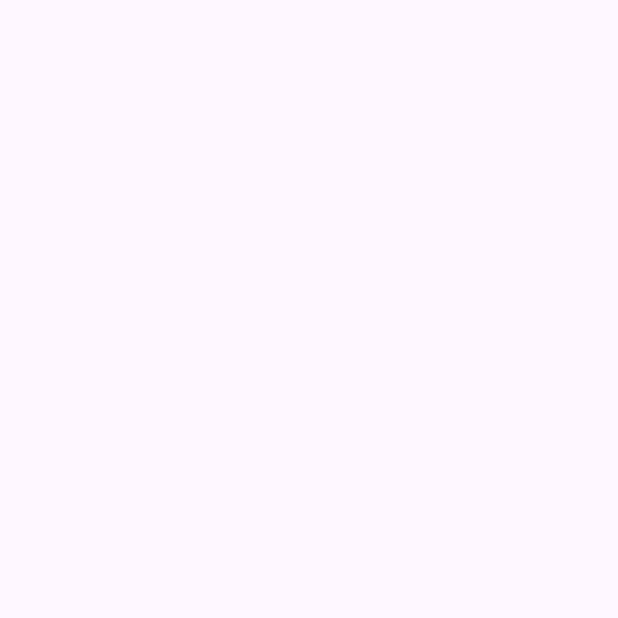
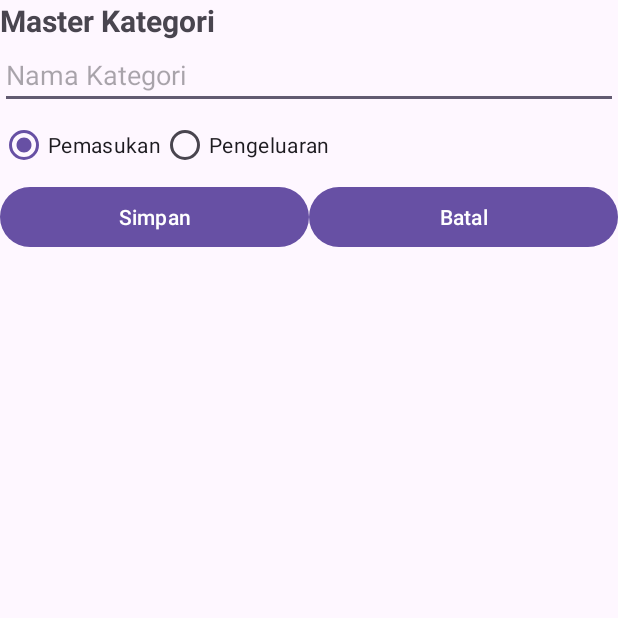
Before and after one commit to FelixVal05/Dompetku_C14240190, an Android app: the KategoriActivity screen opened directly, with no data from a screen before it, on a phone screen of 412 x 824 dp, the top half of it. Before the commit the part shown is empty. Run offline under Robolectric (Android 15) with nearby library versions, the phone set to English and light mode, and no system bars.

Commit message:
Desain activity_kategori.xml

```diff
--- a/app/src/main/res/layout/activity_kategori.xml
+++ b/app/src/main/res/layout/activity_kategori.xml
@@ -1,10 +1,73 @@
 <?xml version="1.0" encoding="utf-8"?>
-<androidx.constraintlayout.widget.ConstraintLayout xmlns:android="http://schemas.android.com/apk/res/android"
-    xmlns:app="http://schemas.android.com/apk/res-auto"
+<LinearLayout xmlns:android="http://schemas.android.com/apk/res/android"
     xmlns:tools="http://schemas.android.com/tools"
     android:id="@+id/main"
     android:layout_width="match_parent"
     android:layout_height="match_parent"
+    android:orientation="vertical"
+    android:padding="16dp"
     tools:context=".KategoriActivity">
 
-</androidx.constraintlayout.widget.ConstraintLayout>
+    <TextView
+        android:layout_width="match_parent"
+        android:layout_height="wrap_content"
+        android:text="Master Kategori"
+        android:textSize="20sp"
+        android:textStyle="bold">
+    </TextView>
+
+    <EditText
+        android:id="@+id/etNamaKategori"
+        android:layout_width="match_parent"
+        android:layout_height="wrap_content"
+        android:hint="Nama Kategori">
+    </EditText>
+    <RadioGroup
+        android:id="@+id/rgJenis"
+        android:layout_width="wrap_content"
+        android:layout_height="wrap_content"
+        android:orientation="horizontal">
+        <RadioButton
+            android:id="@+id/rbPemasukan"
+            android:layout_width="wrap_content"
+            android:layout_height="wrap_content"
+            android:checked="true"
+            android:text="Pemasukan">
+        </RadioButton>
+
+        <RadioButton
+            android:id="@+id/rbPengeluaran"
+            android:layout_width="wrap_content"
+            android:layout_height="wrap_content"
+            android:text="Pengeluaran">
+        </RadioButton>
+    </RadioGroup>
+
+    <LinearLayout
+        android:layout_width="match_parent"
+        android:layout_height="wrap_content"
+        android:orientation="horizontal">
+        <Button
+            android:id="@+id/btnSimpanKategori"
+            android:layout_width="0dp"
+            android:layout_height="wrap_content"
+            android:layout_weight="1"
+            android:text="Simpan">
+        </Button>
+        <Button
+            android:id="@+id/btnBatal"
+            android:layout_width="0dp"
+            android:layout_height="wrap_content"
+            android:layout_weight="1"
+            android:text="Batal">
+        </Button>
+    </LinearLayout>
+
+    <androidx.recyclerview.widget.RecyclerView
+        android:id="@+id/rvKategori"
+        android:layout_width="match_parent"
+        android:layout_height="0dp"
+        android:layout_weight="1">
+    </androidx.recyclerview.widget.RecyclerView>
+
+</LinearLayout>
```
